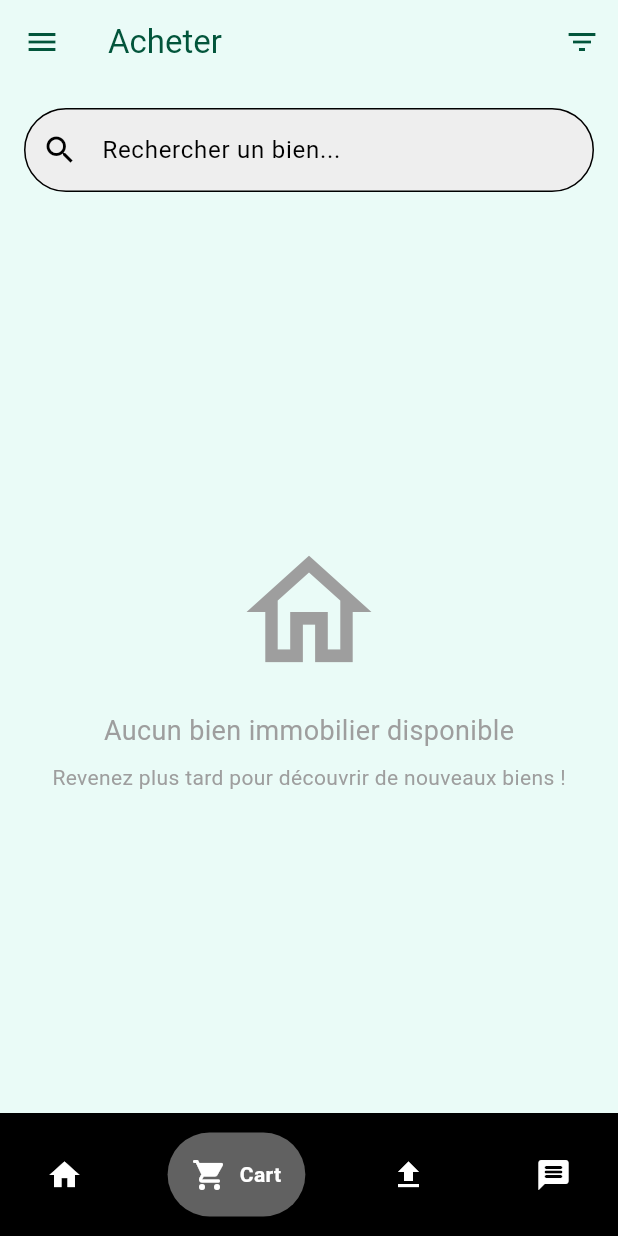
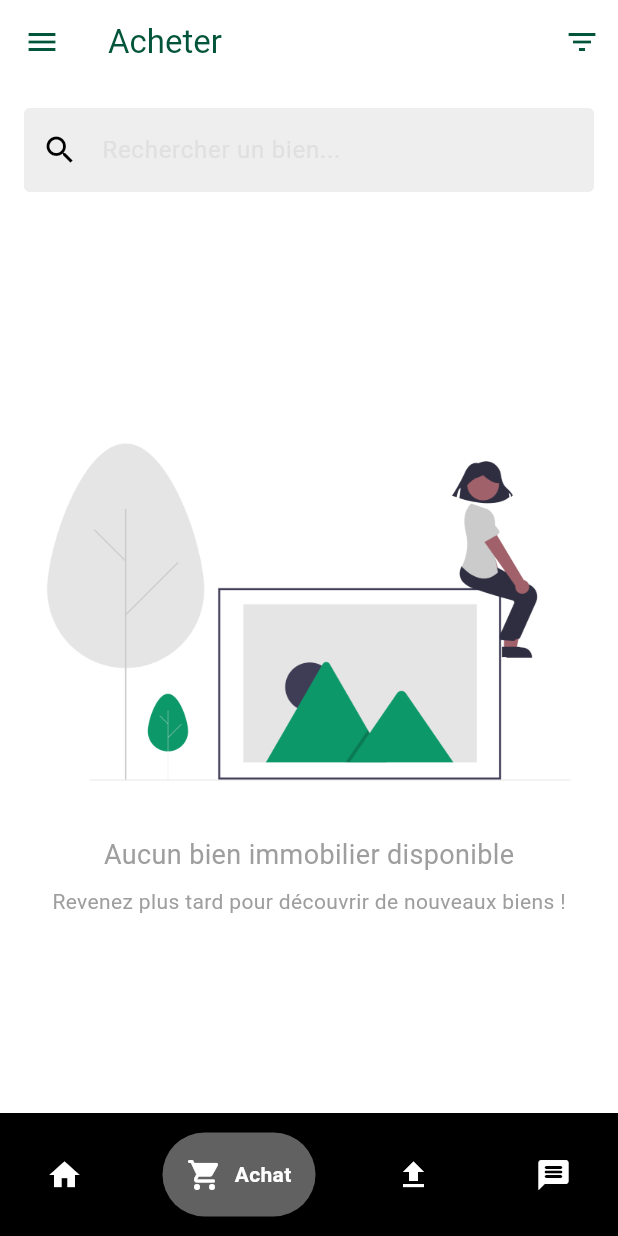
Before and after one commit to danie2minko/Immobiliar-cmr, a Flutter app: the screen it shows once a user with an empty profile is signed in, item 2 of the bottom bar chosen, on a phone screen of 412 x 824 dp. Run offline on Flutter 3.47's test engine with Material 3 defaults, Android fonts, the phone set to English and light mode, and no system bars; drawn by our look-alikes of google_nav_bar; our stand-ins replace cloud_firestore, firebase_auth, firebase_core, firebase_storage, flutter_gemini, image_picker; missing offline and left inert: flutter_launcher_icons; accounts and stored records are empty; Roboto replaces fonts that are missing (Poppins).

Commit message:
modification1

```diff
--- a/lib/pages/acheter.dart
+++ b/lib/pages/acheter.dart
@@ -1,4 +1,5 @@
 import 'package:flutter/material.dart';
+import 'package:flutter_launcher_icons/xml_templates.dart';
 import 'package:immobiliakamer/components/mydrawer.dart';
 import 'package:immobiliakamer/components/myproducttile.dart';
 import 'package:immobiliakamer/models/products.dart';
@@ -21,7 +22,7 @@ class _AcheterState extends State<Acheter> {
   Widget build(BuildContext context) {
     return Scaffold(
       appBar: AppBar(
-        backgroundColor: Colors.transparent,
+        backgroundColor: Colors.white,
         elevation: 0,
         foregroundColor: Theme.of(context).colorScheme.inversePrimary,
         title: Text("Acheter"),
@@ -44,9 +45,17 @@ class _AcheterState extends State<Acheter> {
             child: TextField(
               decoration: InputDecoration(
                 hintText: 'Rechercher un bien...',
+                hintStyle: TextStyle(
+                  color: Colors.grey.shade300
+                ),
                 prefixIcon: Icon(Icons.search),
                 border: OutlineInputBorder(
-                  borderRadius: BorderRadius.circular(50),
+                  borderRadius: BorderRadius.circular(30),
+                ),
+                enabledBorder: OutlineInputBorder(
+                  borderSide: BorderSide(
+                    color: Colors.grey.shade200,width: 4
+                  )
                 ),
                 filled: true,
                 fillColor: Colors.grey.shade200,
@@ -109,8 +118,7 @@ class _AcheterState extends State<Acheter> {
                     child: Column(
                       mainAxisAlignment: MainAxisAlignment.center,
                       children: [
-                        Icon(Icons.home_outlined,
-                            size: 100, color: Colors.grey),
+                        Image.asset('assets/images/indisponible.png'),
                         SizedBox(height: 16),
                         Text('Aucun bien immobilier disponible',
                             style: TextStyle(fontSize: 18, color: Colors.grey)),
@@ -144,8 +152,14 @@ class _AcheterState extends State<Acheter> {
                     ),
                   );
                 }
-                return ListView.builder(
-                  padding: const EdgeInsets.all(16),
+                return GridView.builder(
+                  padding: const EdgeInsets.all(5),
+                  gridDelegate: SliverGridDelegateWithFixedCrossAxisCount(
+                    crossAxisCount: 2,
+                    //mainAxisSpacing: 2,
+                    crossAxisSpacing: 3,
+                    childAspectRatio: 0.7
+                  ),
                   itemCount: filteredProducts.length,
                   itemBuilder: (context, index) {
                     final product = filteredProducts[index];
--- a/lib/pages/homescreen.dart
+++ b/lib/pages/homescreen.dart
@@ -58,15 +58,15 @@ class _HomescreenState extends State<Homescreen> {
             tabs: [
               GButton(
                 icon: Icons.home,
-                text: "Home",
+                text: "Acceuil",
               ),
               GButton(
                 icon: Icons.shopping_cart_rounded,
-                text: "Cart",
+                text: "Achat",
               ),
               GButton(
                 icon: Icons.upload,
-                text: "Share",
+                text: "Partage",
               ),
               GButton(
                 icon: Icons.message_rounded,
--- a/lib/pages/ia.dart
+++ b/lib/pages/ia.dart
@@ -273,7 +273,7 @@ class _ChatScreenState extends State<ChatScreen> {
                 ? () => _handleSubmitted(_textController.text)
                 : null, // Le bouton est désactivé si le champ est vide
             child: Icon(
-              Icons.send,
+              Icons.arrow_upward,
               size: 32,
               color: Theme.of(context).colorScheme.primary,
             ),
--- a/lib/pages/profil.dart
+++ b/lib/pages/profil.dart
@@ -109,7 +109,7 @@ class _ProfilState extends State<Profil> {
   Widget build(BuildContext context) {
     return Scaffold(
       appBar: AppBar(
-        backgroundColor: Colors.transparent,
+        backgroundColor: Colors.white,
         elevation: 0,
         foregroundColor: Theme.of(context).colorScheme.inversePrimary,
         title: Text("Profil"),
--- a/lib/pages/profil_new.dart
+++ b/lib/pages/profil_new.dart
@@ -209,7 +209,7 @@ class _ProfilState extends State<Profil> {
   Widget build(BuildContext context) {
     return Scaffold(
       appBar: AppBar(
-        backgroundColor: Colors.transparent,
+        backgroundColor: Colors.white,
         elevation: 0,
         foregroundColor: Theme.of(context).colorScheme.inversePrimary,
         title: Text("Profil"),
--- a/lib/themes/lightmode.dart
+++ b/lib/themes/lightmode.dart
@@ -2,7 +2,7 @@ import 'package:flutter/material.dart';
 
 ThemeData lightMode = ThemeData(
   colorScheme: ColorScheme.light(
-    background: const Color.fromARGB(255, 234, 251, 247),
+    background: Colors.white,
     primary: const Color(0xFF0D986A),
     secondary: const Color.fromARGB(255, 155, 246, 215),
     inversePrimary: const Color.fromARGB(255, 2, 85, 59),
```
Also changed, not shown: lib/components/myproducttile.dart (+6 -6 lines), lib/pages/acceuil.dart (+6 -7 lines), lib/pages/messages.dart (+2 -6 lines), lib/pages/partage.dart (+59 -21 lines), lib/services/product_service.dart (+12 -0 lines), assets/images/indisponible.png (added), assets/images/messages.png (added), assets/images/update.png (added).
